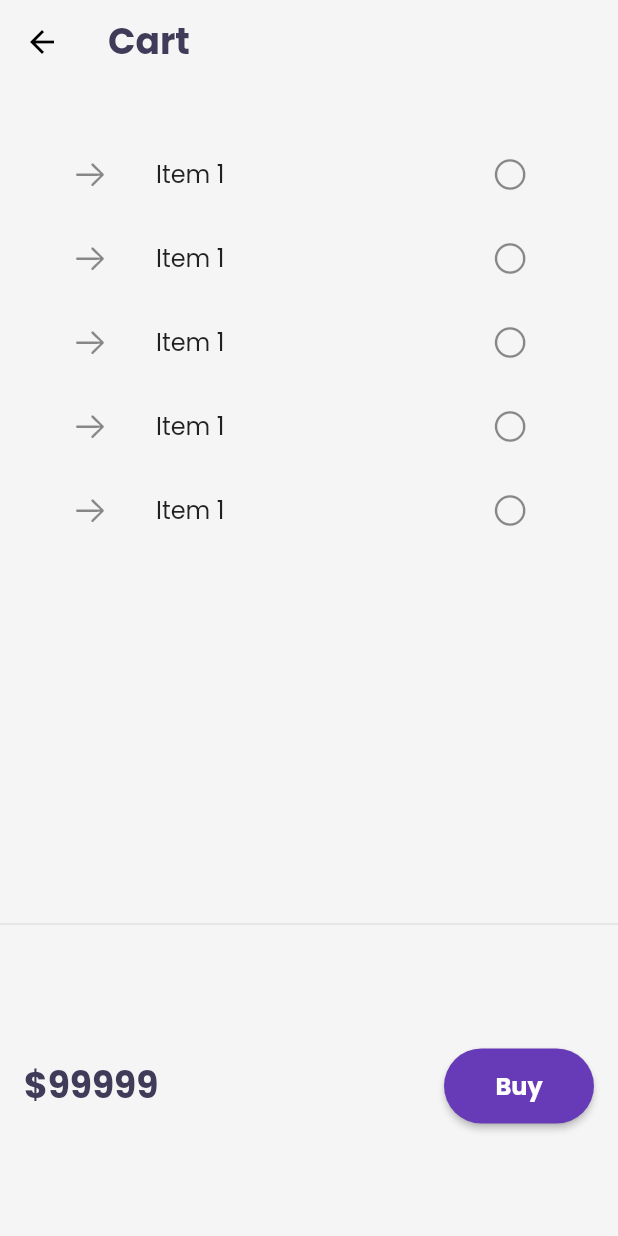
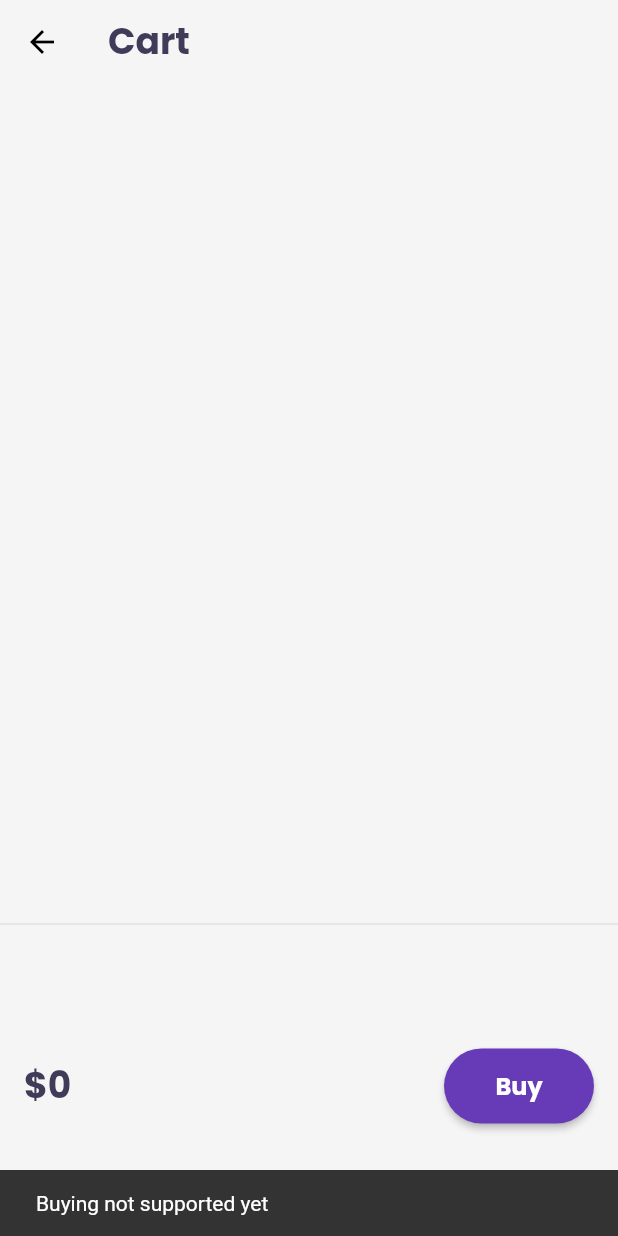
Before and after one commit to utsav7005/utsav_catalog, a Flutter app: the CartPage screen opened by its route, after a tap on "Buy", on a phone screen of 412 x 824 dp. Run offline on Flutter 3.47's test engine with Material 2 defaults, Android fonts, the light colour scheme and no system bars; our stand-ins replace google_fonts; network calls fail.

Commit message:
Day20 Completed

```diff
--- /dev/null
+++ b/lib/models/cart.dart
@@ -0,0 +1,35 @@
+import 'package:ucatalog/models/catalog.dart';
+
+class CartModel {
+  // catalog field
+  late CatalogModel _catalog;
+
+  // Collection of IDs - store Ids of each item
+  final List<int> _itemIds = [];
+
+  // Get Catalog
+  CatalogModel get catalog => _catalog;
+
+  set catalog(CatalogModel newCatalog) {
+    _catalog = newCatalog;
+  }
+
+  // Get items in the cart
+  List<Item> get items => _itemIds.map((id) => _catalog.getById(id)).toList();
+
+  // Get total price
+  num get totalPrice =>
+      items.fold(0, (total, current) => total + current.price);
+
+  // Add Item
+
+  void add(Item item) {
+    _itemIds.add(item.id);
+  }
+
+  // Remove Item
+
+  void remove(Item item) {
+    _itemIds.remove(item.id);
+  }
+}
--- a/lib/models/catalog.dart
+++ b/lib/models/catalog.dart
@@ -5,11 +5,11 @@ class CatalogModel {
   static List<Item> items = [];
 
   //Get item by ID
-  static Item getById(int id) =>
+  Item getById(int id) =>
       items.firstWhere((element) => element.id == id, orElse: null);
 
   //Get item by Position
-  static Item getByPosition(int pos) => items[pos];
+  Item getByPosition(int pos) => items[pos];
 }
 
 class Item {
--- a/lib/pages/cart_page.dart
+++ b/lib/pages/cart_page.dart
@@ -3,6 +3,7 @@ import 'package:flutter/material.dart';
 import 'package:flutter/src/widgets/framework.dart';
 import 'package:flutter/src/widgets/placeholder.dart';
 import 'package:google_fonts/google_fonts.dart';
+import 'package:ucatalog/models/cart.dart';
 import 'package:ucatalog/widgets/themes.dart';
 
 class CartPage extends StatelessWidget {
@@ -38,7 +39,7 @@ class CartPage extends StatelessWidget {
 }
 
 class _CartTotal extends StatelessWidget {
-  const _CartTotal({super.key});
+  final _cart = CartModel();
 
   @override
   Widget build(BuildContext context) {
@@ -52,7 +53,7 @@ class _CartTotal extends StatelessWidget {
             Padding(
               padding: const EdgeInsets.all(0.0),
               child: Text(
-                '\$99999',
+                '\$${_cart.totalPrice}',
                 style: TextStyle(
                   fontSize: 24,
                   fontWeight: FontWeight.bold,
@@ -64,7 +65,13 @@ class _CartTotal extends StatelessWidget {
               padding: EdgeInsets.all(0),
               child: ElevatedButton(
                 onPressed: () {
-                  // Implement your buy button functionality here
+                  ScaffoldMessenger.of(context).showSnackBar(
+                    SnackBar(
+                      content: Text(
+                        "Buying not supported yet",
+                      ),
+                    ),
+                  );
                 },
                 style: ElevatedButton.styleFrom(
                     minimumSize: Size(100, 50),
@@ -94,10 +101,11 @@ class _CartList extends StatefulWidget {
 }
 
 class __CartListState extends State<_CartList> {
+  final _cart = CartModel();
   @override
   Widget build(BuildContext context) {
     return ListView.builder(
-        itemCount: 5,
+        itemCount: _cart.items?.length,
         itemBuilder: (context, index) => ListTile(
               leading: Icon(CupertinoIcons.arrow_right),
               trailing: IconButton(
@@ -106,7 +114,9 @@ class __CartListState extends State<_CartList> {
                   CupertinoIcons.circle,
                 ),
               ),
-              title: Text("Item 1"),
+              title: Text(
+                _cart.items[index].name,
+              ),
             ));
   }
 }
--- a/lib/pages/home_page.dart
+++ b/lib/pages/home_page.dart
@@ -37,7 +37,7 @@ class _HomePageState extends State<HomePage> {
   @override
   Widget build(BuildContext context) {
     return Scaffold(
-      backgroundColor: Theme.of(context).canvasColor,
+      backgroundColor: Mytheme.creamColor,
       floatingActionButton: FloatingActionButton(
         onPressed: () => Navigator.pushNamed(context, MyRoutes.cartRoute),
         backgroundColor: Mytheme.darkBluishColor,
--- a/lib/widgets/home_widgets/catalog_list.dart
+++ b/lib/widgets/home_widgets/catalog_list.dart
@@ -12,7 +12,7 @@ class CatalogList extends StatelessWidget {
       physics: BouncingScrollPhysics(),
       itemCount: CatalogModel.items.length,
       itemBuilder: (context, index) {
-        final catalog = CatalogModel.getByPosition(index);
+        final catalog = CatalogModel.items[index];
         return InkWell(
           onTap: () => Navigator.push(
             context,
--- a/lib/widgets/item_widget.dart
+++ b/lib/widgets/item_widget.dart
@@ -74,7 +74,7 @@ class ItemWidget extends StatelessWidget {
                     shape: StadiumBorder(),
                     // You can also specify other properties like padding, textStyle, etc.
                   ),
-                  child: Text("Add to Cart"),
+                  child: Text("Buy"),
                 ),
               ),
             ],
```
